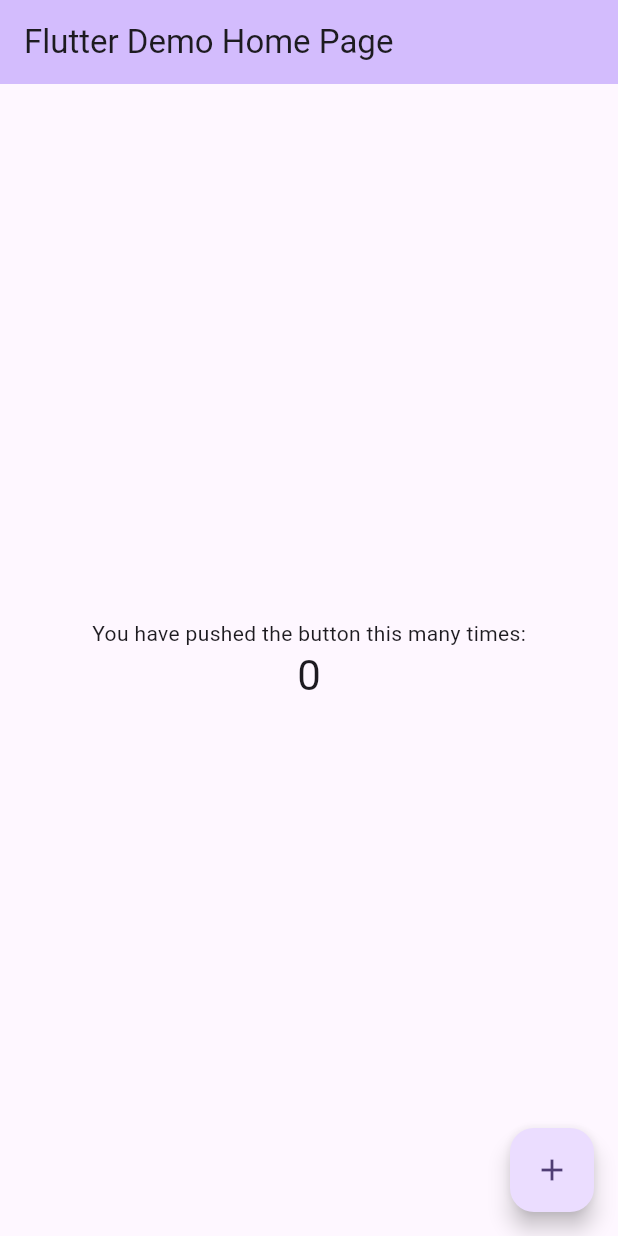
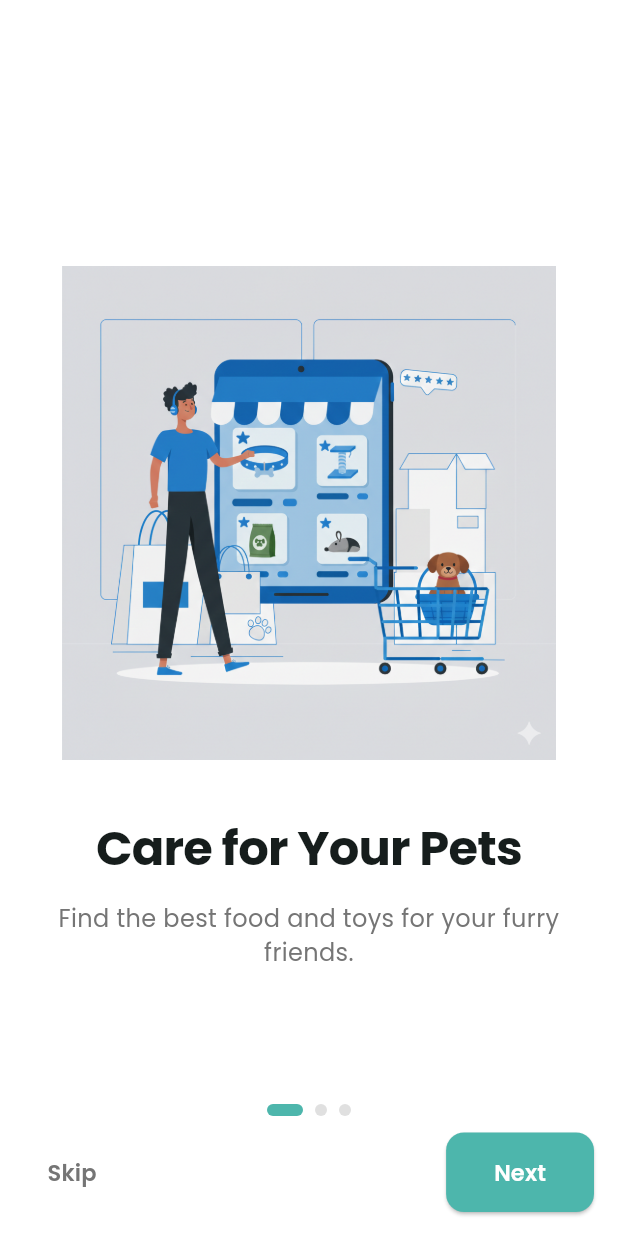
Before and after one commit to KatarinaaBoskovic/MIT_projekat_PetShop, a Flutter app: the screen it shows after launch, on a phone screen of 412 x 824 dp. Run offline on Flutter 3.47's test engine with Material 3 defaults, Android fonts, the light colour scheme and no system bars; our stand-ins replace get, get_storage, google_fonts.

Commit message:
Implementacija tema, Splash ekrana i Onboarding procesa

```diff
--- /dev/null
+++ b/lib/controllers/auth_controller.dart
@@ -0,0 +1,38 @@
+import 'package:get/state_manager.dart';
+import 'package:get_storage/get_storage.dart';
+
+class AuthController extends GetxController {
+  final _storage = GetStorage();
+
+  final RxBool _isFirstTime = true.obs;
+  final RxBool _isLoggedIn = false.obs;
+
+  bool get isFirstTime => _isFirstTime.value;
+  bool get isLoggedIn => _isLoggedIn.value;
+
+  @override
+  void onInit() {
+    super.onInit();
+    _loadInitialState();
+  }
+
+  void _loadInitialState() {
+    _isFirstTime.value = _storage.read('isFirstTime') ?? true;
+    _isLoggedIn.value = _storage.read('isLoggedIn') ?? false;
+  }
+
+  void setFirstTimeDone() {
+    _isFirstTime.value = false;
+    _storage.write('isFirstTime', false);
+  }
+
+  void login() {
+    _isLoggedIn.value = true;
+    _storage.write('isLoggedIn', true);
+  }
+
+  void logout() {
+    _isLoggedIn.value = false;
+    _storage.write('isLoggedIn', false);
+  }
+}
--- /dev/null
+++ b/lib/controllers/theme_controller.dart
@@ -0,0 +1,25 @@
+import 'package:flutter/material.dart';
+import 'package:get/get_navigation/get_navigation.dart';
+import 'package:get/state_manager.dart';
+import 'package:get_storage/get_storage.dart';
+
+class ThemeController extends GetxController {
+  final _box = GetStorage();
+
+  final _key = 'isDarkMode';
+
+  ThemeMode get theme => _loadTheme() ? ThemeMode.dark : ThemeMode.light;
+  bool get isDarkMode => _loadTheme();
+
+  bool _loadTheme() => _box.read(_key) ?? false;
+
+  void saveTheme(bool isDarkMode) => _box.write(_key, isDarkMode);
+
+  void toggleTheme() {
+    Future.delayed(const Duration(milliseconds: 50), () {
+      Get.changeThemeMode(_loadTheme() ? ThemeMode.light : ThemeMode.dark);
+      saveTheme(!_loadTheme());
+      update();
+    });
+  }
+}
--- a/lib/main.dart
+++ b/lib/main.dart
@@ -1,122 +1,32 @@
 import 'package:flutter/material.dart';
+import 'package:get/get.dart';
+import 'package:get_storage/get_storage.dart';
+import 'package:petshop/controllers/auth_controller.dart';
+import 'package:petshop/controllers/theme_controller.dart';
+import 'package:petshop/utils/app_themes.dart';
+import 'package:petshop/view/splash_screen.dart';
 
-void main() {
+void main() async {
+  await GetStorage.init();
+  Get.put(ThemeController());
+  Get.put(AuthController());
   runApp(const MyApp());
 }
 
 class MyApp extends StatelessWidget {
   const MyApp({super.key});
 
-  // This widget is the root of your application.
   @override
   Widget build(BuildContext context) {
-    return MaterialApp(
-      title: 'Flutter Demo',
-      theme: ThemeData(
-        // This is the theme of your application.
-        //
-        // TRY THIS: Try running your application with "flutter run". You'll see
-        // the application has a purple toolbar. Then, without quitting the app,
-        // try changing the seedColor in the colorScheme below to Colors.green
-        // and then invoke "hot reload" (save your changes or press the "hot
-        // reload" button in a Flutter-supported IDE, or press "r" if you used
-        // the command line to start the app).
-        //
-        // Notice that the counter didn't reset back to zero; the application
-        // state is not lost during the reload. To reset the state, use hot
-        // restart instead.
-        //
-        // This works for code too, not just values: Most code changes can be
-        // tested with just a hot reload.
-        colorScheme: .fromSeed(seedColor: Colors.deepPurple),
-      ),
-      home: const MyHomePage(title: 'Flutter Demo Home Page'),
+    final themeController = Get.find<ThemeController>();
+    return GetMaterialApp(
+      debugShowCheckedModeBanner: false,
+      title: 'Pet Shop',
+      theme: AppThemes.light,
+      darkTheme: AppThemes.dark,
+      themeMode: themeController.theme,
+      defaultTransition: Transition.fade,
+      home: SplashScreen(),
     );
   }
 }
-
-class MyHomePage extends StatefulWidget {
-  const MyHomePage({super.key, required this.title});
-
-  // This widget is the home page of your application. It is stateful, meaning
-  // that it has a State object (defined below) that contains fields that affect
-  // how it looks.
-
-  // This class is the configuration for the state. It holds the values (in this
-  // case the title) provided by the parent (in this case the App widget) and
-  // used by the build method of the State. Fields in a Widget subclass are
-  // always marked "final".
-
-  final String title;
-
-  @override
-  State<MyHomePage> createState() => _MyHomePageState();
-}
-
-class _MyHomePageState extends State<MyHomePage> {
-  int _counter = 0;
-
-  void _incrementCounter() {
-    setState(() {
-      // This call to setState tells the Flutter framework that something has
-      // changed in this State, which causes it to rerun the build method below
-      // so that the display can reflect the updated values. If we changed
-      // _counter without calling setState(), then the build method would not be
-      // called again, and so nothing would appear to happen.
-      _counter++;
-    });
-  }
-
-  @override
-  Widget build(BuildContext context) {
-    // This method is rerun every time setState is called, for instance as done
-    // by the _incrementCounter method above.
-    //
-    // The Flutter framework has been optimized to make rerunning build methods
-    // fast, so that you can just rebuild anything that needs updating rather
-    // than having to individually change instances of widgets.
-    return Scaffold(
-      appBar: AppBar(
-        // TRY THIS: Try changing the color here to a specific color (to
-        // Colors.amber, perhaps?) and trigger a hot reload to see the AppBar
-        // change color while the other colors stay the same.
-        backgroundColor: Theme.of(context).colorScheme.inversePrimary,
-        // Here we take the value from the MyHomePage object that was created by
-        // the App.build method, and use it to set our appbar title.
-        title: Text(widget.title),
-      ),
-      body: Center(
-        // Center is a layout widget. It takes a single child and positions it
-        // in the middle of the parent.
-        child: Column(
-          // Column is also a layout widget. It takes a list of children and
-          // arranges them vertically. By default, it sizes itself to fit its
-          // children horizontally, and tries to be as tall as its parent.
-          //
-          // Column has various properties to control how it sizes itself and
-          // how it positions its children. Here we use mainAxisAlignment to
-          // center the children vertically; the main axis here is the vertical
-          // axis because Columns are vertical (the cross axis would be
-          // horizontal).
-          //
-          // TRY THIS: Invoke "debug painting" (choose the "Toggle Debug Paint"
-          // action in the IDE, or press "p" in the console), to see the
-          // wireframe for each widget.
-          mainAxisAlignment: .center,
-          children: [
-            const Text('You have pushed the button this many times:'),
-            Text(
-              '$_counter',
-              style: Theme.of(context).textTheme.headlineMedium,
-            ),
-          ],
-        ),
-      ),
-      floatingActionButton: FloatingActionButton(
-        onPressed: _incrementCounter,
-        tooltip: 'Increment',
-        child: const Icon(Icons.add),
-      ),
-    );
-  }
-}
--- /dev/null
+++ b/lib/utils/app_textstyles.dart
@@ -0,0 +1,66 @@
+import 'package:google_fonts/google_fonts.dart';
+import 'package:flutter/material.dart';
+
+class AppTextStyle {
+  //naslovi
+  static TextStyle h1 = GoogleFonts.poppins(
+    fontSize: 32,
+    fontWeight: FontWeight.w700,
+    height: 1.2,
+    letterSpacing: -0.5,
+  );
+  static TextStyle h2 = GoogleFonts.poppins(
+    fontSize: 24,
+    fontWeight: FontWeight.w600,
+    letterSpacing: -0.5,
+  );
+  static TextStyle h3 = GoogleFonts.poppins(
+    fontSize: 18,
+    fontWeight: FontWeight.w600,
+  );
+
+  //body text
+
+  static TextStyle bodyLarge = GoogleFonts.poppins(
+    fontSize: 16,
+    fontWeight: FontWeight.w400,
+  );
+  static TextStyle bodyMedium = GoogleFonts.poppins(
+    fontSize: 15,
+    fontWeight: FontWeight.w400,
+    letterSpacing: 0.2,
+  );
+  static TextStyle bodySmall = GoogleFonts.poppins(
+    fontSize: 14,
+    fontWeight: FontWeight.w400,
+  );
+
+  //button text
+  static TextStyle buttonLarge = GoogleFonts.poppins(
+    fontSize: 16,
+    fontWeight: FontWeight.w600,
+    letterSpacing: 0.5,
+  );
+  static TextStyle buttonMedium = GoogleFonts.poppins(
+    fontSize: 15,
+    fontWeight: FontWeight.w600,
+  );
+  static TextStyle buttonSmall = GoogleFonts.poppins(
+    fontSize: 14,
+    fontWeight: FontWeight.w500,
+  );
+  //label text
+  static TextStyle labelMedium = GoogleFonts.poppins(
+    fontSize: 14,
+    fontWeight: FontWeight.w500,
+  );
+// Pomoćna funkcija za varijacije boja
+  static TextStyle withColor(TextStyle style, Color color) {
+    return style.copyWith(color: color);
+  }
+
+  // Pomoćna funkcija za promenu debljine fonta
+  static TextStyle withWeight(TextStyle style, FontWeight weight) {
+    return style.copyWith(fontWeight: weight);
+  }
+}
--- /dev/null
+++ b/lib/utils/app_themes.dart
@@ -0,0 +1,57 @@
+import 'package:flutter/material.dart';
+
+class AppThemes {
+  //light theme
+  static final light = ThemeData(
+    primaryColor: const Color(0xFF4DB6AC),
+    scaffoldBackgroundColor: Colors.white,
+    brightness: Brightness.light,
+    appBarTheme: const AppBarTheme(
+      backgroundColor: Colors.white,
+      elevation: 0,
+      iconTheme: IconThemeData(
+        color: Colors.black,
+      ),
+    ),
+    colorScheme: ColorScheme.fromSeed(
+      seedColor: const Color(0xFF4DB6AC),
+      primary: const Color(0xFF4DB6AC),
+      brightness: Brightness.light,
+      surface: Colors.white,
+    ),
+    cardColor: Colors.white,
+    bottomNavigationBarTheme: const BottomNavigationBarThemeData(
+      backgroundColor: Colors.white,
+      selectedItemColor: const Color(0xFF4DB6AC),
+      unselectedItemColor: Colors.grey,
+    ),
+
+  );
+
+//dark theme
+static final dark = ThemeData(
+    primaryColor: const Color(0xFF4DB6AC),
+    scaffoldBackgroundColor: const Color(0xFF121212),
+    brightness: Brightness.dark,
+    appBarTheme: const AppBarTheme(
+      backgroundColor:  const Color(0xFF121212),
+      elevation: 0,
+      iconTheme: IconThemeData(
+        color: Colors.white,
+      ),
+    ),
+    colorScheme: ColorScheme.fromSeed(
+      seedColor: const Color(0xFF4DB6AC),
+      primary: const Color(0xFF4DB6AC),
+      brightness: Brightness.dark,
+      surface:  const Color(0xFF121212),
+    ),
+    cardColor: const Color(0xFF1E1E1E),
+    bottomNavigationBarTheme: const BottomNavigationBarThemeData(
+      backgroundColor: Color(0xFF1E1E1E),
+      selectedItemColor: const Color(0xFF4DB6AC),
+      unselectedItemColor: Colors.grey,
+    ),
+
+  );
+}
--- /dev/null
+++ b/lib/view/onboarding_screen.dart
@@ -0,0 +1,177 @@
+import 'package:flutter/material.dart';
+import 'package:get/get.dart';
+import 'package:petshop/controllers/auth_controller.dart';
+import 'package:petshop/utils/app_textstyles.dart';
+import 'package:petshop/view/singin_screen.dart';
+
+class OnboardingScreen extends StatefulWidget {
+  const OnboardingScreen({super.key});
+
+  @override
+  State<OnboardingScreen> createState() => _OnboardingScreenState();
+}
+
+class _OnboardingScreenState extends State<OnboardingScreen> {
+  final PageController _pageController = PageController();
+  int _currentPage = 0;
+  final List<OnboardingItem> _items = [
+    OnboardingItem(
+      description: 'Find the best food and toys for your furry friends.',
+      image: 'assets/images/intro.png',
+      title: 'Care for Your Pets',
+    ),
+    OnboardingItem(
+      description: 'We bring everything to your door in record time.',
+      image: 'assets/images/intro1.png',
+      title: 'Fast & Safe Delivery',
+    ),
+    OnboardingItem(
+      description: 'Manage your orders and enjoy a secure shopping experience at your fingertips.',
+      image: 'assets/images/intro2.png',
+      title: 'Easy Shopping',
+    ),
+  ];
+
+// Obrada pritiska na dugme za Get Started
+  void _handleGetStarted() {
+    final AuthController authController = Get.find<AuthController>();
+    authController.setFirstTimeDone();
+    Get.off(() => const SinginScreen());
+  }
+
+  @override
+  Widget build(BuildContext context) {
+    final isDark = Theme.of(context).brightness == Brightness.dark;
+    return Scaffold(
+      body: Stack(
+        children: [
+          PageView.builder(
+            controller: _pageController,
+            itemCount: _items.length,
+            onPageChanged: (index) {
+              setState(() {
+                _currentPage = index;
+              });
+            },
+            itemBuilder: (context, index) {
+              return Column(
+                mainAxisAlignment: MainAxisAlignment.center,
+                children: [
+                  Image.asset(
+                    _items[index].image,
+                    height: MediaQuery.of(context).size.height * 0.4,
+                  ),
+                  const SizedBox(height: 40),
+                  Text(
+                    _items[index].title,
+                    textAlign: TextAlign.center,
+                    style: AppTextStyle.withColor(
+                      AppTextStyle.h1,
+                      Theme.of(context).textTheme.bodyLarge!.color!,
+                    ),
+                  ),
+                  const SizedBox(height: 16),
+                  Padding(
+                    padding: EdgeInsets.symmetric(horizontal: 32),
+                    child: Text(
+                      _items[index].description,
+                      textAlign: TextAlign.center,
+                      style: AppTextStyle.withColor(
+                        AppTextStyle.bodyLarge,
+                        isDark ? Colors.grey[400]! : Colors.grey[600]!,
+                      ),
+                    ),
+                  ),
+                ],
+              );
+            },
+          ),
+          Positioned(
+            bottom: 80,
+            left: 0,
+            right: 0,
+            child: Row(
+              mainAxisAlignment: MainAxisAlignment.center,
+              children: List.generate(
+                _items.length,
+                (index) => AnimatedContainer(
+                  duration: Duration(microseconds: 300),
+                  margin: EdgeInsets.symmetric(horizontal: 4),
+                  height: 8,
+                  width: _currentPage == index ? 24 : 8,
+                  decoration: BoxDecoration(
+                    color: _currentPage == index
+                        ? Theme.of(context).primaryColor
+                        : (isDark ? Colors.grey[700] : Colors.grey[300]),
+                    borderRadius: BorderRadius.circular(4),
+                  ),
+                ),
+              ),
+            ),
+          ),
+          Positioned(
+            bottom: 16,
+            left: 16,
+            right: 16,
+            child: Row(
+              mainAxisAlignment: MainAxisAlignment.spaceBetween,
+              children: [
+                TextButton(
+                  onPressed: () => _handleGetStarted(),
+                  child: Text(
+                    "Skip",
+                    style: AppTextStyle.withColor(
+                      AppTextStyle.buttonMedium,
+                      isDark ? Colors.grey[400]! : Colors.grey[600]!,
+                    ),
+                  ),
+                ),
+                ElevatedButton(
+                  onPressed: () {
+                    if (_currentPage < _items.length - 1) {
+                      _pageController.nextPage(
+                        duration: Duration(milliseconds: 300),
+                        curve: Curves.easeInOut,
+                      );
+                    } else {
+                      _handleGetStarted();
+                    }
+                  },
+                  style: ElevatedButton.styleFrom(
+                    backgroundColor: Theme.of(context).primaryColor,
+                    padding: const EdgeInsets.symmetric(
+                      horizontal: 32,
+                      vertical: 16,
+                    ),
+                    shape: RoundedRectangleBorder(
+                      borderRadius: BorderRadius.circular(12),
+                    ),
+                  ),
+                  child: Text(
+                    _currentPage < _items.length - 1 ? 'Next' : "Get Stated",
+                    style: AppTextStyle.withColor(
+                      AppTextStyle.buttonMedium,
+                      Colors.white,
+                    ),
+                  ),
+                ),
+              ],
+            ),
+          ),
+        ],
+      ),
+    );
+  }
+}
+
+class OnboardingItem {
+  final String image;
+  final String title;
+  final String description;
+
+  OnboardingItem({
+    required this.description,
+    required this.image,
+    required this.title,
+  });
+}
```
Also changed, not shown: lib/view/main_screen.dart (added, +14 -0 lines), lib/view/singin_screen.dart (added, +14 -0 lines), lib/view/splash_screen.dart (added, +184 -0 lines), pubspec.yaml (+6 -2 lines), assets/images/avatar.jpg (added), assets/images/intro.png (added), assets/images/intro1.png (added), assets/images/intro2.png (added), assets/images/laptop.jpg (added), assets/images/mastercard.png (added), assets/images/product.jpg (added), assets/images/product2.jpg (added), assets/images/products2.jpg (added), pubspec.lock, 5 other files.
